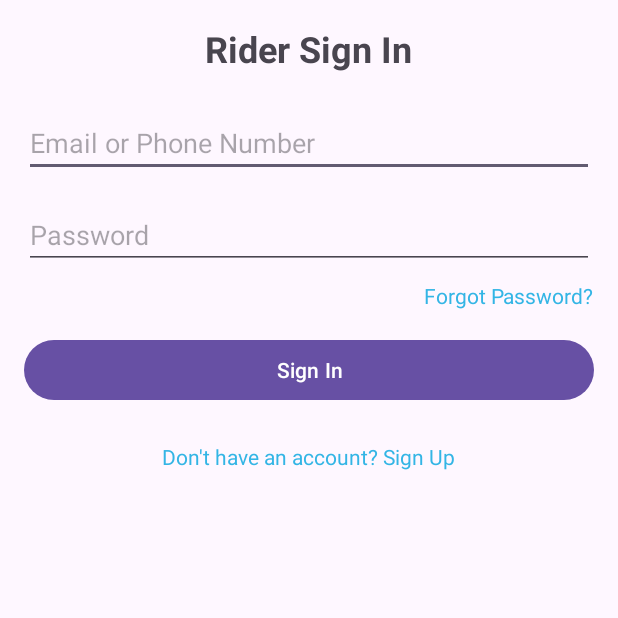
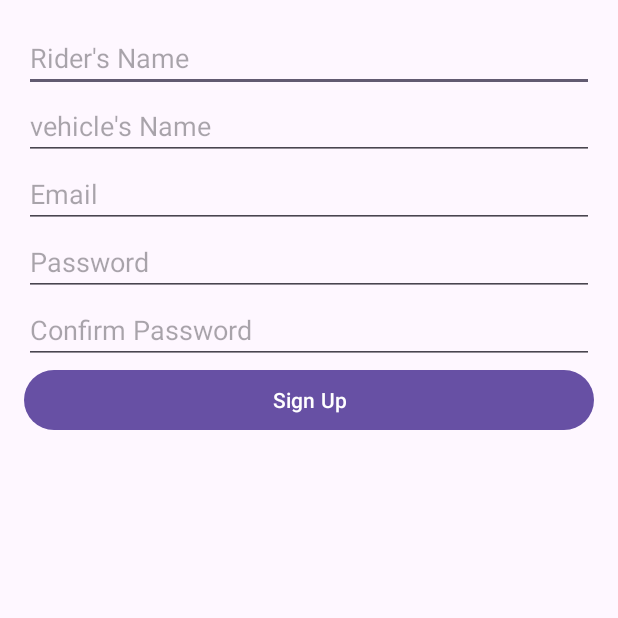
Before and after one commit to Dhwip/Food-Delivery-Project, an Android app: the RiderSignInActivity screen opened directly, with no data from a screen before it, after a tap on "Don't have an account? Sign Up", on a phone screen of 412 x 824 dp, the top half of it. Run offline under Robolectric (Android 15) with nearby library versions, the phone set to English and light mode, and no system bars.

Commit message:
Commit 4

```diff
--- a/app/src/main/java/com/example/fooddeliveryapp/RiderSignInActivity.java
+++ b/app/src/main/java/com/example/fooddeliveryapp/RiderSignInActivity.java
@@ -1,6 +1,7 @@
 package com.example.fooddeliveryapp;
 
 import android.annotation.SuppressLint;
+import android.content.Intent;
 import android.os.Bundle;
 import android.view.View;
 import android.widget.Button;
@@ -15,6 +16,7 @@ public class RiderSignInActivity extends AppCompatActivity {
     private Button signInButton;
     private TextView forgotPasswordTextView;
     private TextView signUpTextView;
+    private DatabaseHelper databaseHelper;
 
     @SuppressLint("MissingInflatedId")
     @Override
@@ -27,15 +29,21 @@ public class RiderSignInActivity extends AppCompatActivity {
         signInButton = findViewById(R.id.signInButton);
         forgotPasswordTextView = findViewById(R.id.forgotPasswordTextView);
         signUpTextView = findViewById(R.id.signUpTextView);
+        databaseHelper = new DatabaseHelper(this);
 
-        signInButton.setOnClickListener(new View.OnClickListener() {
-            @Override
-            public void onClick(View v) {
-                String emailInput = email.getText().toString();
-                String passwordInput = password.getText().toString();
+        signInButton.setOnClickListener(v -> {
+            String emailInput = email.getText().toString();
+            String passwordInput = password.getText().toString();
 
-                // TODO: Authenticate the rider sign-in
-                Toast.makeText(RiderSignInActivity.this, "Rider Signed In", Toast.LENGTH_SHORT).show();
+            if (emailInput.isEmpty() || passwordInput.isEmpty()) {
+                Toast.makeText(RiderSignInActivity.this, "Please enter all fields", Toast.LENGTH_SHORT).show();
+            } else {
+                boolean isValidUser = databaseHelper.authenticateUser("Rider",emailInput, passwordInput);
+                if (isValidUser) {
+                    Toast.makeText(RiderSignInActivity.this, "Sign In Successful", Toast.LENGTH_SHORT).show();
+                } else {
+                    Toast.makeText(RiderSignInActivity.this, "Sign In Failed: Invalid Email or Password", Toast.LENGTH_SHORT).show();
+                }
             }
         });
         forgotPasswordTextView.setOnClickListener(new View.OnClickListener() {
@@ -48,7 +56,8 @@ public class RiderSignInActivity extends AppCompatActivity {
         signUpTextView.setOnClickListener(new View.OnClickListener() {
             @Override
             public void onClick(View v) {
-                Toast.makeText(RiderSignInActivity.this, "Sign Up clicked", Toast.LENGTH_SHORT).show();
+                Intent intent = new Intent(RiderSignInActivity.this,RiderSignUpActivity.class);
+                startActivity(intent);
             }
         });
 
--- /dev/null
+++ b/app/src/main/java/com/example/fooddeliveryapp/RiderSignUpActivity.java
@@ -0,0 +1,62 @@
+package com.example.fooddeliveryapp;
+
+import android.annotation.SuppressLint;
+import android.content.Intent;
+import android.os.Bundle;
+import android.view.View;
+import android.widget.Button;
+import android.widget.EditText;
+import android.widget.Toast;
+
+import androidx.activity.EdgeToEdge;
+import androidx.appcompat.app.AppCompatActivity;
+import androidx.core.graphics.Insets;
+import androidx.core.view.ViewCompat;
+import androidx.core.view.WindowInsetsCompat;
+
+public class RiderSignUpActivity extends AppCompatActivity {
+    private EditText email, password, confirmPassword,name,vehicle;
+    private Button signUpButton;
+    private DatabaseHelper databaseHelper;
+
+    @SuppressLint("MissingInflatedId")
+    @Override
+    protected void onCreate(Bundle savedInstanceState) {
+        super.onCreate(savedInstanceState);
+        setContentView(R.layout.activity_rider_sign_up);
+        email = findViewById(R.id.emailEditText);
+        password = findViewById(R.id.passwordEditText);
+        confirmPassword = findViewById(R.id.confirmPasswordEditText);
+        signUpButton = findViewById(R.id.signUpButton);
+        name = findViewById(R.id.nameEditText);
+        vehicle = findViewById(R.id.vehicleEditText);
+
+        databaseHelper = new DatabaseHelper(this);
+
+        signUpButton.setOnClickListener(new View.OnClickListener() {
+            @Override
+            public void onClick(View v) {
+                String nameInput = name.getText().toString();
+                String emailInput = email.getText().toString();
+                String passwordInput = password.getText().toString();
+                String confirmPasswordInput = confirmPassword.getText().toString();
+                String vehicleInput = vehicle.getText().toString();
+
+                if (emailInput.isEmpty() || passwordInput.isEmpty() || confirmPasswordInput.isEmpty()||nameInput.isEmpty()) {
+                    Toast.makeText(RiderSignUpActivity.this, "All fields are required", Toast.LENGTH_SHORT).show();
+                } else if (!passwordInput.equals(confirmPasswordInput)) {
+                    Toast.makeText(RiderSignUpActivity.this, "Passwords do not match", Toast.LENGTH_SHORT).show();
+                } else {
+                    boolean isInserted = databaseHelper.insertRider(nameInput,emailInput, passwordInput,vehicleInput);
+                    if (isInserted) {
+                        Toast.makeText(RiderSignUpActivity.this, "Sign Up Successful", Toast.LENGTH_SHORT).show();
+                        Intent intent = new Intent(RiderSignUpActivity.this, RiderSignInActivity.class);
+                        startActivity(intent);
+                    } else {
+                        Toast.makeText(RiderSignUpActivity.this, "Sign Up Failed", Toast.LENGTH_SHORT).show();
+                    }
+                }
+            }
+        });
+    }
+}
--- /dev/null
+++ b/app/src/main/res/layout/activity_rider_sign_up.xml
@@ -0,0 +1,44 @@
+<LinearLayout xmlns:android="http://schemas.android.com/apk/res/android"
+    android:layout_width="match_parent"
+    android:layout_height="match_parent"
+    android:orientation="vertical"
+    android:padding="16dp">
+
+    <EditText
+        android:id="@+id/nameEditText"
+        android:layout_width="match_parent"
+        android:layout_height="wrap_content"
+        android:hint="Rider's Name" />
+
+    <EditText
+        android:id="@+id/vehicleEditText"
+        android:layout_width="match_parent"
+        android:layout_height="wrap_content"
+        android:hint="vehicle's Name" />
+
+    <EditText
+        android:id="@+id/emailEditText"
+        android:layout_width="match_parent"
+        android:layout_height="wrap_content"
+        android:hint="Email" />
+
+    <EditText
+        android:id="@+id/passwordEditText"
+        android:layout_width="match_parent"
+        android:layout_height="wrap_content"
+        android:hint="Password"
+        android:inputType="textPassword" />
+
+    <EditText
+        android:id="@+id/confirmPasswordEditText"
+        android:layout_width="match_parent"
+        android:layout_height="wrap_content"
+        android:hint="Confirm Password"
+        android:inputType="textPassword" />
+
+    <Button
+        android:id="@+id/signUpButton"
+        android:layout_width="match_parent"
+        android:layout_height="wrap_content"
+        android:text="Sign Up" />
+</LinearLayout>
```
Also changed, not shown: app/src/main/AndroidManifest.xml (+9 -0 lines), app/src/main/java/com/example/fooddeliveryapp/ClientSignInActivity.java (+14 -5 lines), app/src/main/java/com/example/fooddeliveryapp/ClientSignUpActivity.java (added, +57 -0 lines), app/src/main/java/com/example/fooddeliveryapp/DatabaseHelper.java (added, +164 -0 lines), app/src/main/java/com/example/fooddeliveryapp/RestaurantSignInActivity.java (+16 -3 lines), app/src/main/java/com/example/fooddeliveryapp/RestaurantSignUpActivity.java (added, +57 -0 lines), app/src/main/res/layout/activity_client_sign_up.xml (added, +43 -0 lines), app/src/main/res/layout/activity_restaurant_sign_up.xml (added, +38 -0 lines).
